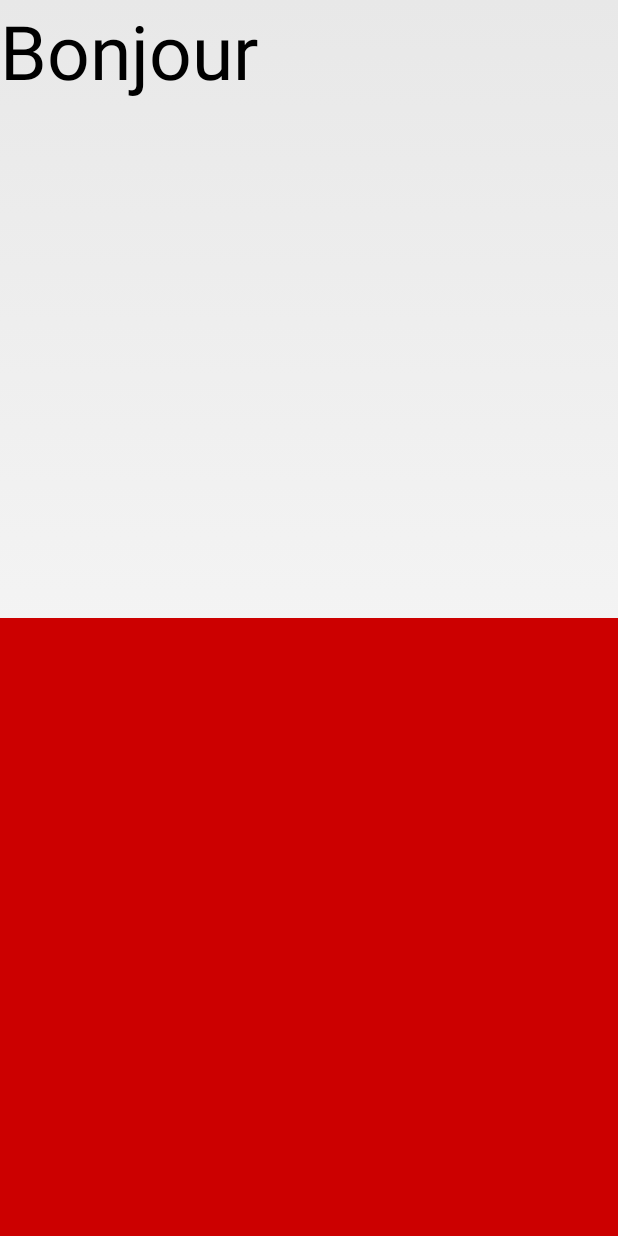
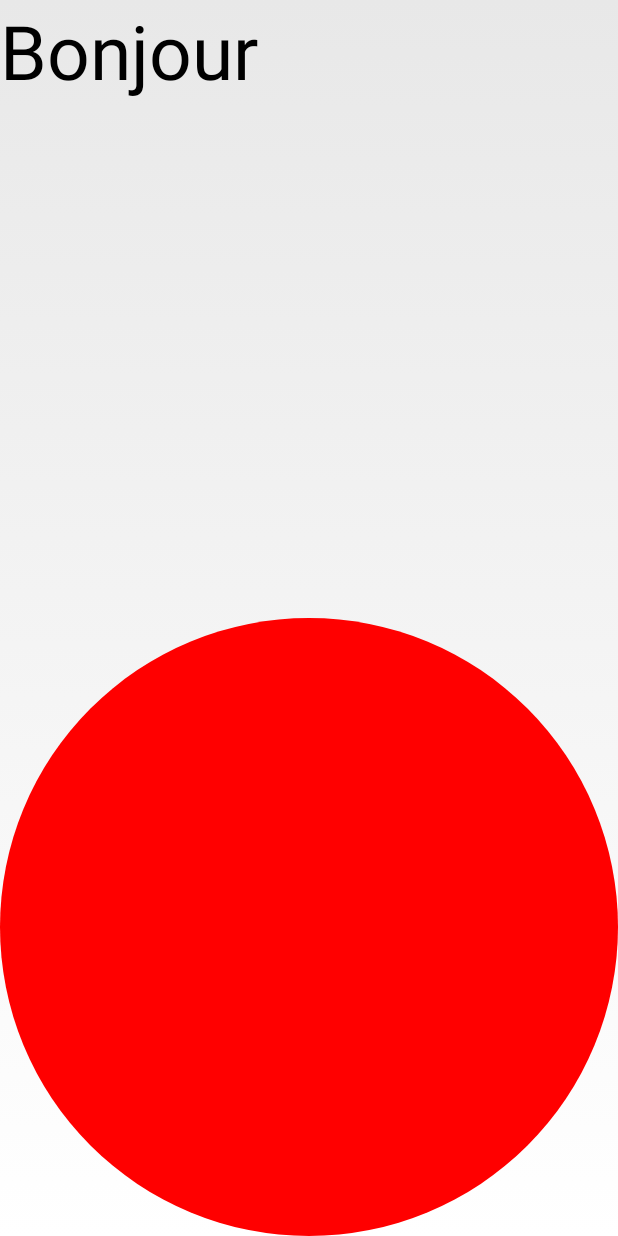
Before and after one commit to Rumply/Technologie_jeu, an Android app: the screen it shows after launch (MainActivity), on a phone screen of 412 x 824 dp. Run offline under Robolectric (Android 15) with nearby library versions, the phone set to English and light mode, and no system bars.

Commit message:
Ajout du capteur de proximité.     - Change le text si le capteur détecte un changement. Modification au touchscreen     - Ajout d'un cercle comme bouton.          - Bug on peut appuyer hors du cercle.

```diff
--- a/app/src/main/java/ca/cegepdrummond/technologie_jeu/CanvasView.java
+++ b/app/src/main/java/ca/cegepdrummond/technologie_jeu/CanvasView.java
@@ -65,7 +65,7 @@ public class CanvasView extends View {
     // when ACTION_DOWN start touch according to the x,y values
     private void startTouch(float x, float y) {
         hold = true;
-        mTextView.setText("Hold");
+        mTextView.setText(R.string.toucher_text);
     }
 
     // when ACTION_MOVE move touch according to the x,y values
@@ -82,7 +82,7 @@ public class CanvasView extends View {
     // when ACTION_UP stop touch
     private void upTouch() {
         hold = false;
-        mTextView.setText("not Hold");
+        mTextView.setText(R.string.pas_toucher_Text);
         mPath.reset();
     }
 
--- a/app/src/main/java/ca/cegepdrummond/technologie_jeu/MainActivity.java
+++ b/app/src/main/java/ca/cegepdrummond/technologie_jeu/MainActivity.java
@@ -1,15 +1,25 @@
 package ca.cegepdrummond.technologie_jeu;
 
 import android.app.Activity;
+import android.content.Context;
+import android.content.res.Resources;
+import android.graphics.Color;
+import android.graphics.drawable.Drawable;
+import android.hardware.Sensor;
+import android.hardware.SensorEvent;
+import android.hardware.SensorEventListener;
+import android.hardware.SensorManager;
 import android.os.Bundle;
 import android.view.MotionEvent;
 import android.widget.TextView;
 
-public class MainActivity extends Activity {
+public class MainActivity extends Activity implements SensorEventListener {
 
     private CanvasView customCanvas;
     private TextView mTextView;
 
+    private SensorManager mSensorManager;
+    private Sensor mProximity;
 
     @Override
     protected void onCreate(Bundle savedInstanceState) {
@@ -18,12 +28,44 @@ public class MainActivity extends Activity {
 
         customCanvas = (CanvasView) findViewById(R.id.touch_canvas);
 
+        customCanvas.setBackground(this.getDrawable(R.drawable.shape));
+
 
         mTextView = (TextView) findViewById(R.id.touchState_label);
 
         customCanvas.mTextView = mTextView;
+
+        mSensorManager = (SensorManager) getSystemService(Context.SENSOR_SERVICE);
+        mProximity = mSensorManager.getDefaultSensor(Sensor.TYPE_PROXIMITY);
     }
 
+    @Override
+    public void onSensorChanged(SensorEvent event) {
+        if (event.sensor.getType() == Sensor.TYPE_PROXIMITY) {
+            if (event.values[0] == 0) {
+                //Action quand un objet est proche.
+                mTextView.setText("Capteur caché");
+            } else {
+                //Action quand un objet est loin. (Couleur noir peux nuir.)
+                mTextView.setText("Capteur non caché");
+            }
+        }
+    }
 
+    @Override
+    public void onAccuracyChanged(Sensor sensor, int i) {
 
+    }
+
+    @Override
+    protected void onResume() {
+        super.onResume();
+        mSensorManager.registerListener(this, mProximity, SensorManager.SENSOR_DELAY_NORMAL);
+    }
+
+    @Override
+    protected void onPause() {
+        super.onPause();
+        mSensorManager.unregisterListener(this);
+    }
 }
--- /dev/null
+++ b/app/src/main/res/drawable/shape.xml
@@ -0,0 +1,12 @@
+<?xml version="1.0" encoding="utf-8"?>
+<shape
+    xmlns:android="http://schemas.android.com/apk/res/android"
+    android:shape="oval">
+
+    <solid
+        android:color="#ff0000"/>
+
+    <size
+        android:width="80dp"
+        android:height="80dp"/>
+</shape>
--- a/app/src/main/res/values/strings.xml
+++ b/app/src/main/res/values/strings.xml
@@ -1,3 +1,5 @@
 <resources>
     <string name="app_name">Technologie_jeu</string>
+    <string name="toucher_text">Vous touché l\'écran</string>
+    <string name="pas_toucher_Text">Vous ne touché pas l\'écran</string>
 </resources>
```
